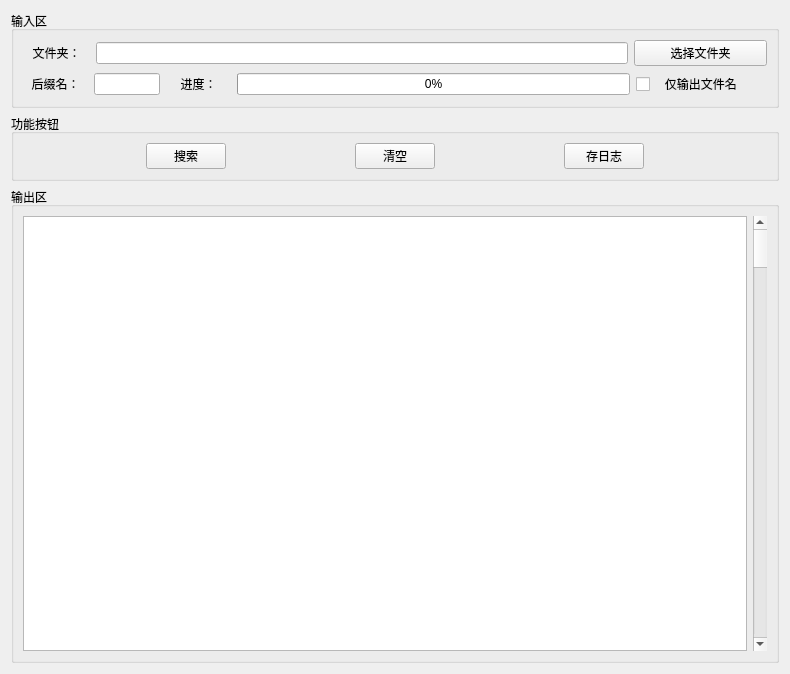
Above: Search/Demo/Search.ui from LeoJiaGeng/JiaGengXiong-Python-Files before the change. Below: the same form after it.
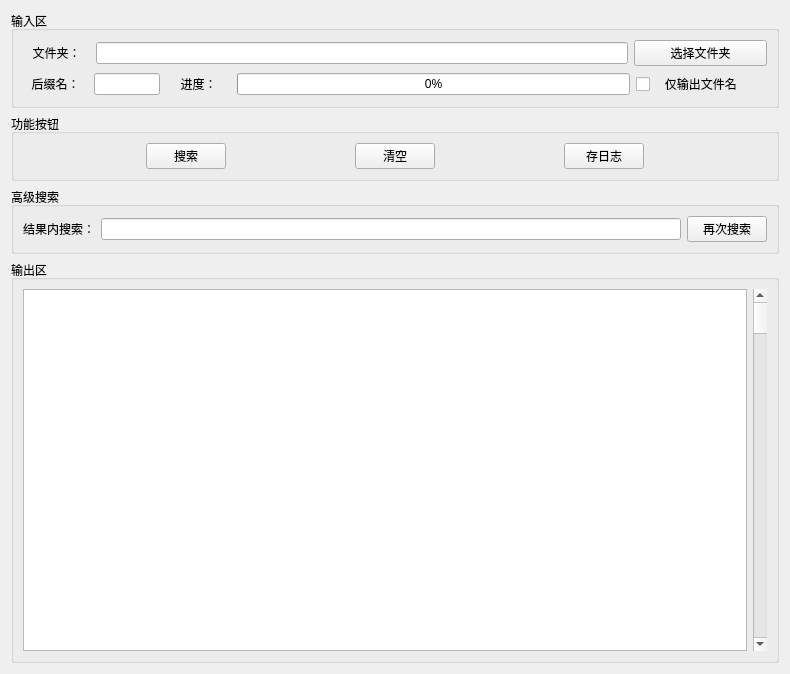
That is the form after the change. Icons and pictures are not drawn.

Commit message: 时间：2023.9.23 内容：1、搜索后缀中，增加高级搜索，在结果中搜索；2、量化软件中，查询增加ini文件读取；保存增加文件夹，但未实现功能

```diff
--- a/Search/Demo/Search.ui
+++ b/Search/Demo/Search.ui
@@ -208,6 +208,42 @@
      </layout>
     </widget>
    </item>
+   <item>
+    <widget class="QGroupBox" name="groupBox_5">
+     <property name="minimumSize">
+      <size>
+       <width>20</width>
+       <height>50</height>
+      </size>
+     </property>
+     <property name="title">
+      <string>高级搜索</string>
+     </property>
+     <layout class="QVBoxLayout" name="verticalLayout_7">
+      <item>
+       <layout class="QHBoxLayout" name="horizontalLayout_6" stretch="1,8,1">
+        <item>
+         <widget class="QLabel" name="label_4">
+          <property name="text">
+           <string>结果内搜索：</string>
+          </property>
+         </widget>
+        </item>
+        <item>
+         <widget class="QLineEdit" name="edit_re_search"/>
+        </item>
+        <item>
+         <widget class="QPushButton" name="btn_re_search">
+          <property name="text">
+           <string>再次搜索</string>
+          </property>
+         </widget>
+        </item>
+       </layout>
+      </item>
+     </layout>
+    </widget>
+   </item>
    <item>
     <widget class="QGroupBox" name="groupBox_2">
      <property name="title">
```
The commit also changes 9 other files.
